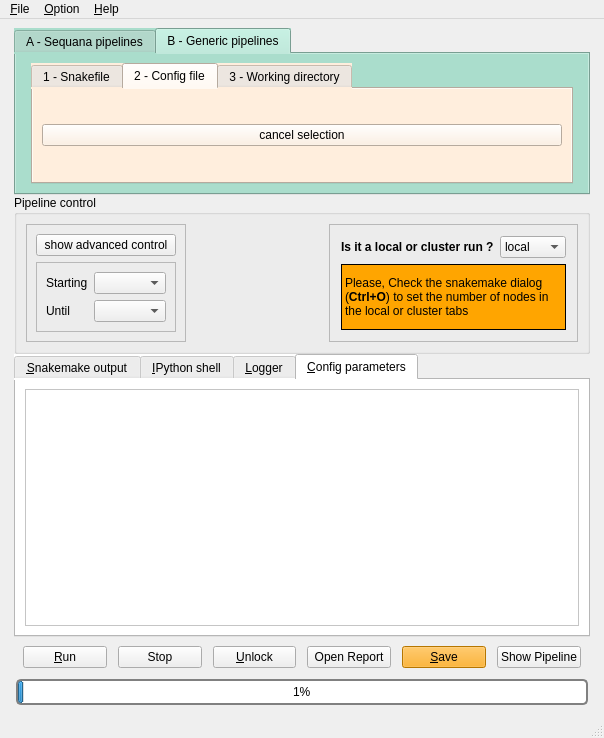
The window that sequana/gui/mainwindow.ui (vladsaveliev/sequana) describes before a commit, drawn with Qt 5.
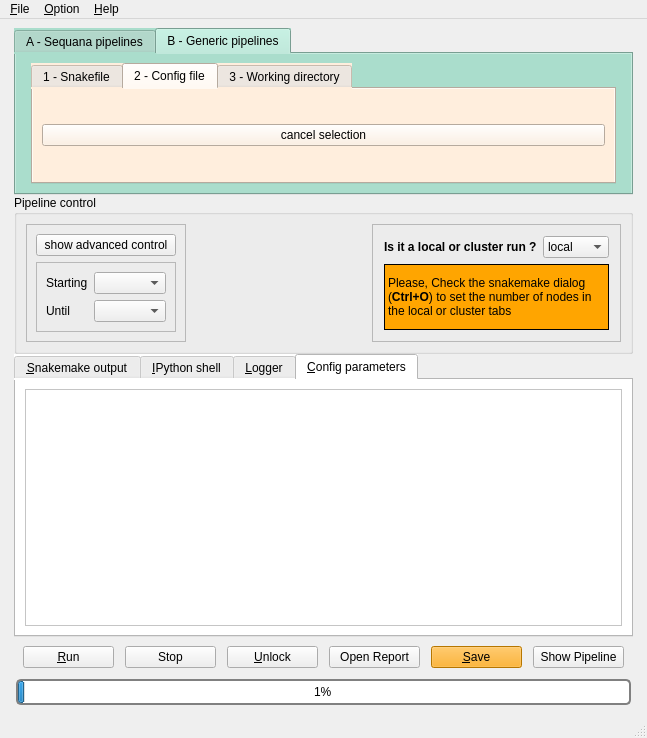
The same window after the commit. The open tabs and pages were chosen to show the change.

Commit message: add ability to load existing config file

Patch:
```diff
--- a/sequana/gui/mainwindow.ui
+++ b/sequana/gui/mainwindow.ui
@@ -6,7 +6,7 @@
    <rect>
     <x>0</x>
     <y>0</y>
-    <width>604</width>
+    <width>647</width>
     <height>738</height>
    </rect>
   </property>
@@ -1291,8 +1291,8 @@
               <rect>
                <x>0</x>
                <y>0</y>
-               <width>552</width>
-               <height>217</height>
+               <width>98</width>
+               <height>28</height>
               </rect>
              </property>
             </widget>
@@ -1465,8 +1465,8 @@
     <rect>
      <x>0</x>
      <y>0</y>
-     <width>604</width>
-     <height>19</height>
+     <width>647</width>
+     <height>26</height>
     </rect>
    </property>
    <widget class="QMenu" name="menuFile">
```
Left out of the diff: 6 changed lines with no effect on the pictures. The commit also changes 1 other file.
